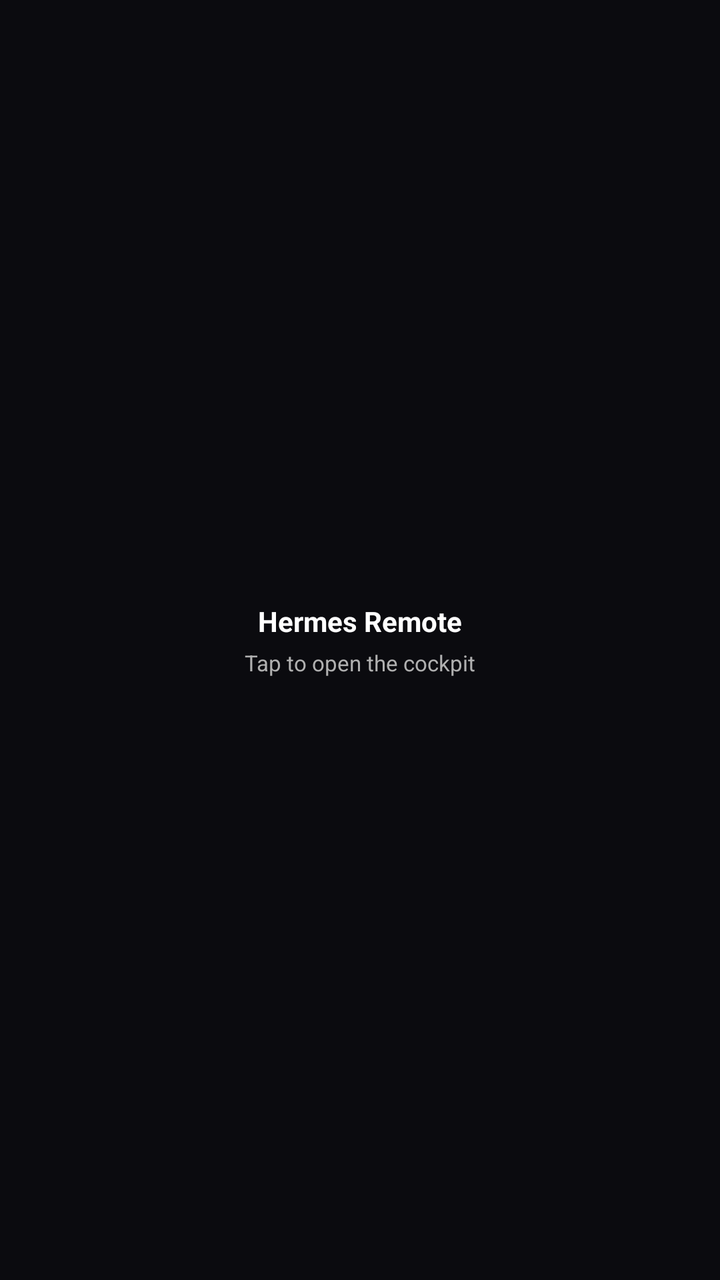
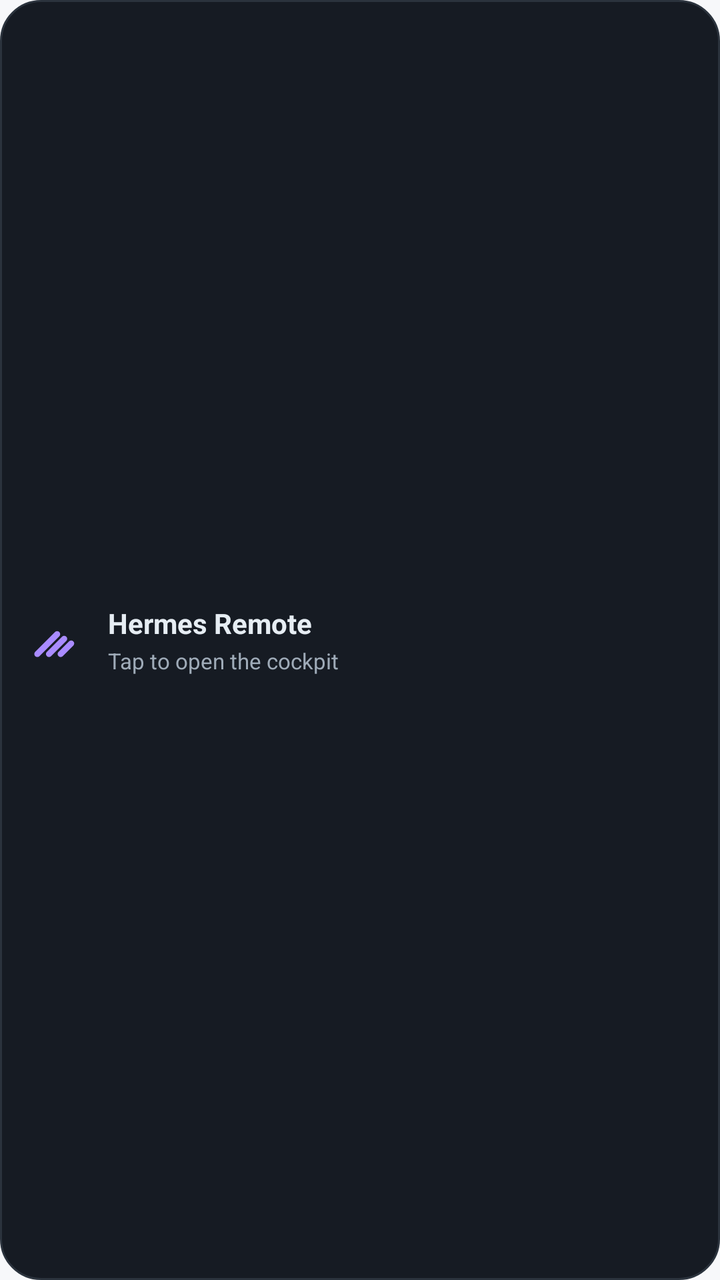

Screens rendered from an Android XML layout before and after an edit, with the pre-edit source and the edit as a unified diff.
<!-- AndroidManifest.xml: application theme Theme.HermesMobile -->
<!-- res/layout/widget_hermes.xml -->
<?xml version="1.0" encoding="utf-8"?>
<LinearLayout xmlns:android="http://schemas.android.com/apk/res/android"
    android:id="@+id/widget_root"
    android:layout_width="match_parent"
    android:layout_height="match_parent"
    android:orientation="vertical"
    android:gravity="center"
    android:padding="12dp"
    android:background="#0B0B0F">

    <TextView
        android:id="@+id/widget_title"
        android:layout_width="wrap_content"
        android:layout_height="wrap_content"
        android:text="Hermes Remote"
        android:textColor="#FFFFFF"
        android:textSize="14sp"
        android:textStyle="bold" />

    <TextView
        android:id="@+id/widget_hint"
        android:layout_width="wrap_content"
        android:layout_height="wrap_content"
        android:layout_marginTop="4dp"
        android:text="Tap to open the cockpit"
        android:textColor="#B0B0B0"
        android:textSize="11sp" />
</LinearLayout>
<!-- resources referenced by this layout -->
<resources>
  <style name="Theme.HermesMobile" parent="android:Theme.Material.Light.NoActionBar" />
</resources>

<!-- the commit's change to res/layout/widget_hermes.xml (unified diff, before → after) -->
@@ -3,26 +3,42 @@
     android:id="@+id/widget_root"
     android:layout_width="match_parent"
     android:layout_height="match_parent"
-    android:orientation="vertical"
-    android:gravity="center"
-    android:padding="12dp"
-    android:background="#0B0B0F">
+    android:orientation="horizontal"
+    android:gravity="center_vertical"
+    android:padding="14dp"
+    android:background="@drawable/widget_bg">
 
-    <TextView
-        android:id="@+id/widget_title"
-        android:layout_width="wrap_content"
+    <ImageView
+        android:id="@+id/widget_mark"
+        android:layout_width="28dp"
+        android:layout_height="28dp"
+        android:contentDescription="@string/app_name"
+        android:src="@drawable/ic_stat_hermes"
+        android:tint="@color/hermes_primary_dark" />
+
+    <LinearLayout
+        android:layout_width="0dp"
         android:layout_height="wrap_content"
-        android:text="Hermes Remote"
-        android:textColor="#FFFFFF"
-        android:textSize="14sp"
-        android:textStyle="bold" />
+        android:layout_weight="1"
+        android:layout_marginStart="12dp"
+        android:orientation="vertical">
 
-    <TextView
-        android:id="@+id/widget_hint"
-        android:layout_width="wrap_content"
-        android:layout_height="wrap_content"
-        android:layout_marginTop="4dp"
-        android:text="Tap to open the cockpit"
-        android:textColor="#B0B0B0"
-        android:textSize="11sp" />
+        <TextView
+            android:id="@+id/widget_title"
+            android:layout_width="wrap_content"
+            android:layout_height="wrap_content"
+            android:text="@string/app_name"
+            android:textColor="@color/hermes_on_surface"
+            android:textSize="14sp"
+            android:textStyle="bold" />
+
+        <TextView
+            android:id="@+id/widget_hint"
+            android:layout_width="wrap_content"
+            android:layout_height="wrap_content"
+            android:layout_marginTop="2dp"
+            android:text="@string/widget_hint"
+            android:textColor="@color/hermes_on_surface_variant"
+            android:textSize="11sp" />
+    </LinearLayout>
 </LinearLayout>
<!-- resource entries referenced after the edit -->
@@ -1,5 +1,51 @@
 <!-- resources referenced by this layout -->
 <resources>
-  <style name="Theme.HermesMobile" parent="android:Theme.Material.Light.NoActionBar" />
+  <color name="hermes_on_surface">#FFE6EDF3</color>
+  <color name="hermes_on_surface_variant">#FF9FABB8</color>
+  <color name="hermes_primary_dark">#FFA98BFF</color>
+  <!-- drawable ic_stat_hermes (drawable) -->
+  <?xml version="1.0" encoding="utf-8"?>
+  <vector xmlns:android="http://schemas.android.com/apk/res/android"
+      android:width="24dp"
+      android:height="24dp"
+      android:viewportWidth="24"
+      android:viewportHeight="24"
+      android:tint="#FFFFFFFF">
+  
+      <path
+          android:pathData="M4,18 L12.5,9.5"
+          android:strokeColor="#FFFFFFFF"
+          android:strokeWidth="2.6"
+          android:strokeLineCap="round" />
+      <path
+          android:pathData="M9,18 L15.5,11.5"
+          android:strokeColor="#FFFFFFFF"
+          android:strokeWidth="2.6"
+          android:strokeLineCap="round" />
+      <path
+          android:pathData="M14,18 L18.5,13.5"
+          android:strokeColor="#FFFFFFFF"
+          android:strokeWidth="2.6"
+          android:strokeLineCap="round" />
+  </vector>
+  <!-- drawable widget_bg (drawable) -->
+  <?xml version="1.0" encoding="utf-8"?>
+  <shape xmlns:android="http://schemas.android.com/apk/res/android"
+      android:shape="rectangle">
+      <solid android:color="@color/hermes_surface" />
+      <corners android:radius="20dp" />
+      <stroke android:width="1dp" android:color="@color/hermes_border" />
+  </shape>
+  <string name="app_name">Hermes Remote</string>
+  <string name="widget_hint">Tap to open the cockpit</string>
+  <style name="Theme.HermesMobile" parent="android:Theme.Material.Light.NoActionBar">
+          <item name="android:windowBackground">@color/hermes_window_light</item>
+          <item name="android:statusBarColor">@android:color/transparent</item>
+          <item name="android:navigationBarColor">@android:color/transparent</item>
+          <item name="android:windowDrawsSystemBarBackgrounds">true</item>
+      </style>
+  <color name="hermes_surface">#FF161B23</color>
+  <color name="hermes_border">#FF2B333D</color>
+  <color name="hermes_window_light">#FFF7F8FA</color>
 </resources>
 
